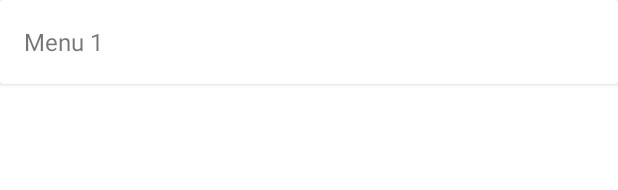
After one commit to AndrewButch/Note_Everything, an Android app: the layout nav_drawer_item.xml on its own in the app's theme, with its tools: preview values and no code run, on a phone screen of 412 x 824 dp. The commit adds this screen. Shown: the top 190 px of the screen. Run offline under Robolectric (Android 15) with nearby library versions, the phone set to English and light mode, and no system bars.

Commit message:
Navigation drawer with recycler

```diff
--- a/app/build.gradle
+++ b/app/build.gradle
@@ -60,6 +60,10 @@ dependencies {
     implementation 'androidx.lifecycle:lifecycle-extensions:2.2.0'
     implementation 'androidx.lifecycle:lifecycle-viewmodel-ktx:2.2.0'
 
+    // material
+    def material_version = "1.2.1"
+    implementation "com.google.android.material:material:$material_version"
+
     // Firebase
     implementation 'com.google.firebase:firebase-auth:19.4.0'
     implementation 'com.google.firebase:firebase-firestore:21.7.1'
--- a/app/src/main/AndroidManifest.xml
+++ b/app/src/main/AndroidManifest.xml
@@ -1,7 +1,7 @@
 <?xml version="1.0" encoding="utf-8"?>
 <manifest xmlns:android="http://schemas.android.com/apk/res/android"
     xmlns:tools="http://schemas.android.com/tools"
-    package="com.andrewbutch.noteeverything">
+    package="com.andrewbutch.noteeverything" >
 
     <application
         android:name=".framework.BaseApplication"
@@ -11,8 +11,8 @@
         android:roundIcon="@mipmap/ic_launcher_round"
         android:supportsRtl="true"
         android:theme="@style/AppTheme"
-        tools:ignore="AllowBackup">
-        <activity android:name=".framework.ui.MainActivity">
+        tools:ignore="AllowBackup" >
+        <activity android:name=".framework.ui.MainActivity" >
             <intent-filter>
                 <action android:name="android.intent.action.MAIN" />
 
--- a/app/src/main/res/drawable/ic_add.xml
+++ b/app/src/main/res/drawable/ic_add.xml
@@ -1,7 +1,7 @@
 <vector xmlns:android="http://schemas.android.com/apk/res/android"
     android:width="24dp"
     android:height="24dp"
-    android:tint="@color/error"
+    android:tint="#FFFFFF"
     android:viewportWidth="24"
     android:viewportHeight="24">
     <path
--- a/app/src/main/res/drawable/ic_completed.xml
+++ b/app/src/main/res/drawable/ic_completed.xml
@@ -1,7 +1,7 @@
 <vector xmlns:android="http://schemas.android.com/apk/res/android"
     android:width="24dp"
     android:height="24dp"
-    android:tint="@color/error"
+    android:tint="#FFFFFF"
     android:viewportWidth="24"
     android:viewportHeight="24">
     <path
--- a/app/src/main/res/drawable/ic_reorder.xml
+++ b/app/src/main/res/drawable/ic_reorder.xml
@@ -1,7 +1,7 @@
 <vector xmlns:android="http://schemas.android.com/apk/res/android"
     android:width="24dp"
     android:height="24dp"
-    android:tint="@color/error"
+    android:tint="#FFFFFF"
     android:viewportWidth="24"
     android:viewportHeight="24">
     <path
--- /dev/null
+++ b/app/src/main/res/layout/nav_drawer_item.xml
@@ -0,0 +1,50 @@
+<?xml version="1.0" encoding="utf-8"?>
+<androidx.cardview.widget.CardView xmlns:android="http://schemas.android.com/apk/res/android"
+    xmlns:tools="http://schemas.android.com/tools"
+    android:layout_width="match_parent"
+    android:layout_height="wrap_content"
+    android:focusable="true"
+    android:clickable="true"
+    android:foreground="?android:attr/selectableItemBackground">
+
+    <LinearLayout
+        android:layout_width="match_parent"
+        android:layout_height="wrap_content"
+        android:orientation="horizontal">
+
+        <TextView
+            android:id="@+id/title"
+            android:layout_width="0dp"
+            android:layout_height="wrap_content"
+            android:layout_weight="1"
+            android:paddingStart="16dp"
+            android:paddingEnd="16dp"
+            android:gravity="center_vertical"
+            android:textSize="16sp"
+            android:minHeight="56dp"
+            tools:text="Menu 1" />
+
+
+<!--        <TextView-->
+<!--            android:id="@+id/count"-->
+<!--            android:layout_width="wrap_content"-->
+<!--            android:layout_height="wrap_content"-->
+<!--            android:minHeight="56dp"-->
+<!--            android:textSize="16sp"-->
+<!--            android:layout_marginStart="8dp"-->
+<!--            android:layout_gravity="center_vertical"-->
+<!--            android:gravity="center"-->
+<!--            android:textColor="@color/colorError"-->
+<!--            tools:text="1000"-->
+<!--            android:lines="1" />-->
+
+<!--        <ImageView-->
+<!--            android:id="@+id/img_reorder"-->
+<!--            android:layout_width="56dp"-->
+<!--            android:layout_height="match_parent"-->
+<!--            android:padding="16dp"-->
+<!--            android:layout_gravity="center_vertical"-->
+<!--            app:srcCompat="@drawable/ic_reorder_black_24dp" />-->
+    </LinearLayout>
+
+</androidx.cardview.widget.CardView>
--- a/app/src/main/res/values/colors.xml
+++ b/app/src/main/res/values/colors.xml
@@ -1,11 +1,16 @@
 <?xml version="1.0" encoding="utf-8"?>
 <resources>
-    <color name="colorPrimary">#6200EE</color>
-    <color name="colorPrimaryDark">#3700B3</color>
-    <color name="colorSecondary">#03DAC6</color>
-    <color name="colorSecondaryVariant">#018786</color>
-    <color name="colorAccent">#03DAC5</color>
+    <color name="colorPrimary">#1D88F5</color>
+    <color name="colorPrimaryDark">#1D62A8</color>
+    <color name="colorSecondary">#F44336</color>
+    <color name="colorSecondaryVariant">#A81E14</color>
+    <color name="colorAccent">#E2F54E</color>
+
     <color name="background">#fff</color>
     <color name="error">#B00020</color>
-    <color name="surface">#F5F1F1</color>
+
+    <color name="fab">#F44336</color>
+    <color name="buttonAddList">#F44336</color>
+    <color name="buttonLogout">#2196F3</color>
+
 </resources>
--- a/app/src/main/res/values/styles.xml
+++ b/app/src/main/res/values/styles.xml
@@ -1,6 +1,7 @@
 <resources>
     <!-- Base application theme. -->
-    <style name="AppTheme" parent="Theme.AppCompat.Light.NoActionBar">
+<!--    <style name="AppTheme" parent="Theme.AppCompat.Light.NoActionBar">-->
+    <style name="AppTheme" parent="Theme.MaterialComponents.Light.NoActionBar">
         <!-- Customize your theme here. -->
         <item name="colorPrimary">@color/colorPrimary</item>
         <item name="colorPrimaryDark">@color/colorPrimaryDark</item>
```
Also changed, not shown: app/src/main/java/com/andrewbutch/noteeverything/framework/ui/MainActivity.kt (+43 -5 lines), app/src/main/java/com/andrewbutch/noteeverything/framework/ui/notes/NotesFragment.kt (+11 -0 lines), app/src/main/java/com/andrewbutch/noteeverything/framework/ui/notes/drawer/NavMenuAdapter.kt (added, +75 -0 lines), app/src/main/res/drawable/side_nav_bar.xml (added, +9 -0 lines), app/src/main/res/layout/activity_main.xml (+37 -35 lines), app/src/main/res/layout/main_container.xml (added, +52 -0 lines), app/src/main/res/layout/nav_header.xml (added, +57 -0 lines), app/src/main/res/layout/note_item.xml (+6 -4 lines), app/src/main/res/layout/notes_fragment.xml (+16 -2 lines), app/src/main/res/values/dimens.xml (added, +7 -0 lines), app/src/main/res/values/strings.xml (+15 -0 lines).
